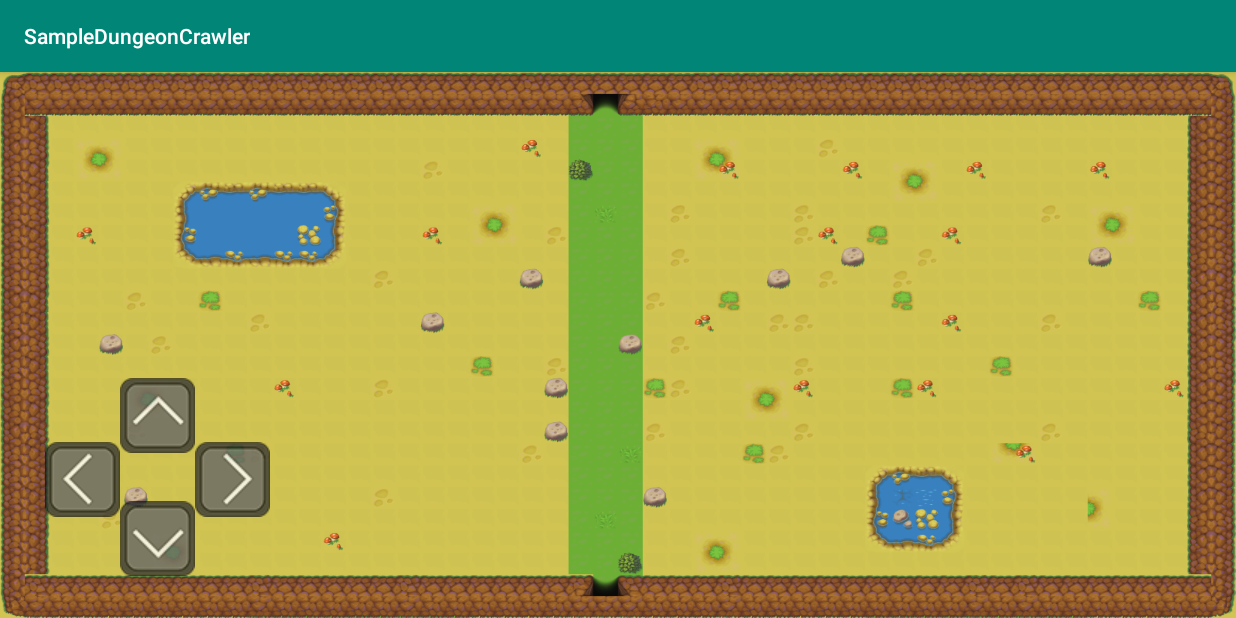
After one commit to DiepSigh/De-Wae-2-Ze-Qween, an Android app: the GameActivity screen opened directly, with no data from a screen before it, on a phone screen of 824 x 412 dp (held sideways). The commit adds this screen. Run offline under Robolectric (Android 15) with nearby library versions, the phone set to English and light mode, and no system bars.

Commit message:
Moved things

```diff
--- a/app/build.gradle
+++ b/app/build.gradle
@@ -3,8 +3,8 @@ apply plugin: 'com.android.application'
 android {
     compileSdkVersion 28
     defaultConfig {
-        applicationId "com.uganda.dewae2deqween"
-        minSdkVersion 19
+        applicationId "com.loisaldana.sampledungeoncrawler"
+        minSdkVersion 22
         targetSdkVersion 28
         versionCode 1
         versionName "1.0"
--- /dev/null
+++ b/app/src/main/res/layout/activity_game.xml
@@ -0,0 +1,72 @@
+<?xml version="1.0" encoding="utf-8"?>
+<android.support.constraint.ConstraintLayout xmlns:android="http://schemas.android.com/apk/res/android"
+    xmlns:app="http://schemas.android.com/apk/res-auto"
+    xmlns:tools="http://schemas.android.com/tools"
+    android:layout_width="match_parent"
+    android:layout_height="match_parent"
+    tools:context=".GameActivity">
+
+    <ImageView
+        android:id="@+id/imageView"
+        android:layout_width="wrap_content"
+        android:layout_height="wrap_content"
+        android:scaleType="fitXY"
+        app:layout_constraintBottom_toBottomOf="parent"
+        app:layout_constraintEnd_toEndOf="parent"
+        app:layout_constraintHorizontal_bias="1.0"
+        app:layout_constraintStart_toStartOf="parent"
+        app:layout_constraintTop_toTopOf="parent"
+        app:layout_constraintVertical_bias="0.0"
+        app:srcCompat="@drawable/level1" />
+
+    <Button
+        android:id="@+id/button4"
+        style="@style/Widget.AppCompat.Button.Small"
+        android:layout_width="wrap_content"
+        android:layout_height="wrap_content"
+        android:layout_marginTop="8dp"
+        android:background="@drawable/left"
+        app:layout_constraintBottom_toTopOf="@+id/button6"
+        app:layout_constraintEnd_toStartOf="@+id/button5"
+        app:layout_constraintTop_toBottomOf="@+id/button5"
+        app:layout_constraintVertical_bias="0.615" />
+
+    <Button
+        android:id="@+id/button5"
+        style="@style/Widget.AppCompat.Button.Small"
+        android:layout_width="wrap_content"
+        android:layout_height="wrap_content"
+        android:layout_marginStart="80dp"
+        android:layout_marginTop="8dp"
+        android:layout_marginBottom="8dp"
+        android:background="@drawable/up"
+        app:layout_constraintBottom_toBottomOf="parent"
+        app:layout_constraintStart_toStartOf="parent"
+        app:layout_constraintTop_toTopOf="parent"
+        app:layout_constraintVertical_bias="0.657" />
+
+    <Button
+        android:id="@+id/button6"
+        style="@style/Widget.AppCompat.Button.Small"
+        android:layout_width="wrap_content"
+        android:layout_height="wrap_content"
+        android:layout_marginTop="32dp"
+        android:background="@drawable/down"
+        app:layout_constraintEnd_toEndOf="@+id/button5"
+        app:layout_constraintHorizontal_bias="1.0"
+        app:layout_constraintStart_toStartOf="@+id/button5"
+        app:layout_constraintTop_toBottomOf="@+id/button5" />
+
+    <Button
+        android:id="@+id/button7"
+        style="@style/Widget.AppCompat.Button.Small"
+        android:layout_width="wrap_content"
+        android:layout_height="wrap_content"
+        android:layout_marginTop="8dp"
+        android:background="@drawable/right"
+        app:layout_constraintBottom_toTopOf="@+id/button6"
+        app:layout_constraintStart_toEndOf="@+id/button5"
+        app:layout_constraintTop_toBottomOf="@+id/button5"
+        app:layout_constraintVertical_bias="0.615" />
+
+</android.support.constraint.ConstraintLayout>
--- a/app/src/main/res/values/strings.xml
+++ b/app/src/main/res/values/strings.xml
@@ -1,3 +1,3 @@
 <resources>
-    <string name="app_name">DeWae2DeQween</string>
+    <string name="app_name">SampleDungeonCrawler</string>
 </resources>
```
Also changed, not shown: app/src/main/AndroidManifest.xml (+5 -2 lines), app/src/main/java/com/loisaldana/sampledungeoncrawler/GameActivity.java (added, +53 -0 lines), app/src/main/java/com/loisaldana/sampledungeoncrawler/MainActivity.java (added, +72 -0 lines), app/src/main/java/com/uganda/dewae2deqween/MainActivity.java (deleted, +0 -13 lines), app/src/main/res/layout/activity_main.xml (+29 -1 lines), app/src/main/res/drawable-v24/down.png (added), app/src/main/res/drawable-v24/left.png (added), app/src/main/res/drawable-v24/level1.png (added), app/src/main/res/drawable-v24/mainmenu.png (added), app/src/main/res/drawable-v24/right.png (added), app/src/main/res/drawable-v24/sample.png (added), app/src/main/res/drawable-v24/up.png (added), gradle/wrapper/gradle-wrapper.properties, 4 other files.
